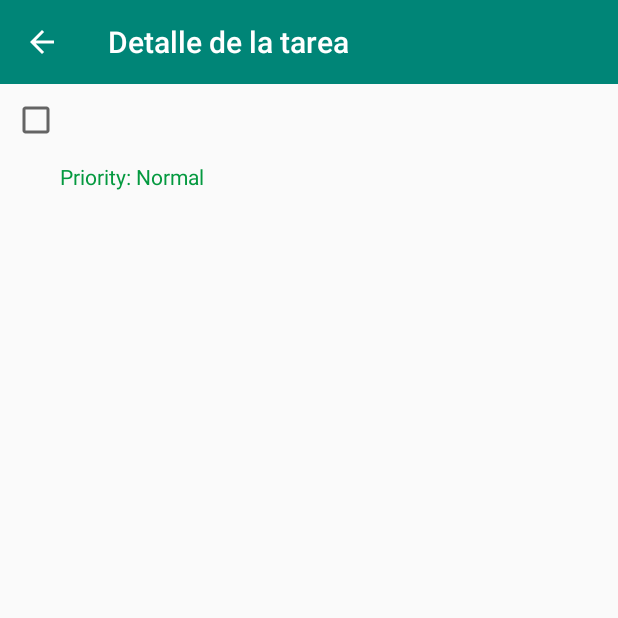
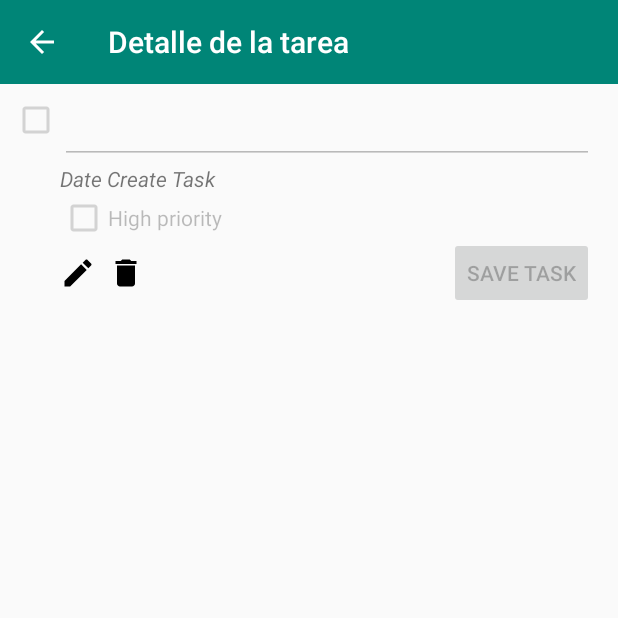
Before and after one commit to jffornieles/Keepcoding-VIII-ToDo, an Android app: the DetailActivity screen opened directly, with no data from a screen before it, on a phone screen of 412 x 824 dp, the top half of it. Run offline under Robolectric (Android 15) with nearby library versions, the phone set to English and light mode, and no system bars; our stand-ins replace Room's generated code; 1 statement that could not run was skipped.

Commit message:
Pass object Task parcelable to detail fragment

```diff
--- a/app/src/main/java/io/keepcoding/tareas/data/repository/FakeRepository.kt
+++ b/app/src/main/java/io/keepcoding/tareas/data/repository/FakeRepository.kt
@@ -4,6 +4,7 @@ import io.keepcoding.tareas.domain.TaskRepository
 import io.keepcoding.tareas.domain.model.Task
 import kotlinx.coroutines.runBlocking
 import org.threeten.bp.Instant
+import java.util.*
 
 class FakeRepository : TaskRepository {
 
@@ -36,4 +37,9 @@ class FakeRepository : TaskRepository {
         tasks[task.id] = task
     }
 
+    override suspend fun deleteTask(task: Task) {
+        tasks[task.id] = task
+    }
+
+
 }
--- a/app/src/main/java/io/keepcoding/tareas/data/repository/TaskRepositoryImpl.kt
+++ b/app/src/main/java/io/keepcoding/tareas/data/repository/TaskRepositoryImpl.kt
@@ -12,7 +12,6 @@ class TaskRepositoryImpl(
     private val taskMapper: TaskMapper,
     private val taskEntityMapper: TaskEntityMapper
 ) : TaskRepository {
-
     override suspend fun getAll(): List<Task> =
         taskDao.getAll()
                 .map { taskMapper.map(it) }
@@ -28,4 +27,9 @@ class TaskRepositoryImpl(
     override suspend fun updateTask(task: Task) {
         taskDao.update(taskEntityMapper.map(task))
     }
+
+    override suspend fun deleteTask(task: Task) {
+        taskDao.delete(taskEntityMapper.map(task))
+    }
+
 }
--- a/app/src/main/java/io/keepcoding/tareas/domain/TaskRepository.kt
+++ b/app/src/main/java/io/keepcoding/tareas/domain/TaskRepository.kt
@@ -12,4 +12,6 @@ interface TaskRepository {
 
     suspend fun updateTask(taskEntity: Task)
 
+    suspend fun deleteTask(taskEntity: Task)
+
 }
--- a/app/src/main/java/io/keepcoding/tareas/presentation/detail_task/DetailActivity.kt
+++ b/app/src/main/java/io/keepcoding/tareas/presentation/detail_task/DetailActivity.kt
@@ -5,6 +5,7 @@ import android.os.Bundle
 import android.view.MenuItem
 import androidx.appcompat.widget.Toolbar
 import io.keepcoding.tareas.R
+import io.keepcoding.tareas.domain.model.Task
 import io.keepcoding.tareas.presentation.detail_task.ui.detail.DetailFragment
 import kotlinx.android.synthetic.main.activity_main.*
 
@@ -17,10 +18,11 @@ class DetailActivity : AppCompatActivity() {
         if (savedInstanceState == null) {
 
             val fragment = DetailFragment()
-            val id = intent.getLongExtra("id", 0)
-
+            //val id = intent.getLongExtra("id", 0)
+            val task = intent.getParcelableExtra<Task>("task")
             val args = Bundle()
-            args.putLong("id", id)
+            //args.putLong("id", id)
+            args.putParcelable("task", task)
 
             fragment.arguments = args
 
--- a/app/src/main/java/io/keepcoding/tareas/presentation/detail_task/ui/detail/DetailFragment.kt
+++ b/app/src/main/java/io/keepcoding/tareas/presentation/detail_task/ui/detail/DetailFragment.kt
@@ -1,25 +1,35 @@
 package io.keepcoding.tareas.presentation.detail_task.ui.detail
 
-import android.graphics.Color
 import android.os.Bundle
+import android.util.Log
 import android.view.LayoutInflater
 import android.view.View
 import android.view.ViewGroup
-import android.widget.EditText
+import androidx.fragment.app.DialogFragment
 import androidx.fragment.app.Fragment
 import io.keepcoding.tareas.R
 import io.keepcoding.tareas.domain.model.Task
 import io.keepcoding.util.extensions.observe
 import io.keepcoding.util.extensions.setVisible
 import kotlinx.android.synthetic.main.detail_fragment.*
-import kotlinx.android.synthetic.main.item_task.*
-import kotlinx.android.synthetic.main.item_task.view.*
 import org.koin.android.viewmodel.ext.android.viewModel
 import java.text.SimpleDateFormat
 
-class DetailFragment : Fragment() {
+class DetailFragment : DialogFragment() {
+
+//    companion object {
+//        const val PARAM_TASK = "task"
+//
+//        fun newInstance(task: Task): DetailFragment =
+//            DetailFragment().apply {
+//                arguments = Bundle().apply {
+//                    putParcelable(PARAM_TASK, task)
+//                }
+//            }
+//    }
 
     val detailViewModel: DetailViewModel by viewModel()
+    var task: Task? = null
 
     override fun onCreateView(inflater: LayoutInflater, container: ViewGroup?,
                               savedInstanceState: Bundle?): View {
@@ -28,7 +38,15 @@ class DetailFragment : Fragment() {
 
     override fun onViewCreated(view: View, savedInstanceState: Bundle?) {
         super.onViewCreated(view, savedInstanceState)
+        task = arguments?.let {
+            it.getParcelable("task")
+        }
+        if (task == null) {
+            // dismiss()
+            Log.d("ToDo","Task is Null!!")
+        }
         bindState()
+        bindActions()
     }
 
     private fun bindState() {
@@ -42,33 +60,48 @@ class DetailFragment : Fragment() {
         }
     }
 
+    private fun bindActions() {
+        imageEdit.setOnClickListener {
+
+
+            checkPriorityDetail.isEnabled = true
+            contentTaskText.isEnabled = true
+            checkTaskCompleted.isEnabled = true
+            buttonSave.isEnabled = true
+
+            detailViewModel.updateTask(task!!)
+        }
+
+        imageDelete.setOnClickListener {
+            detailViewModel.deleteTask(task!!)
+        }
+    }
+
     private fun showDetails(task: Task?) {
 
-        contentTaskText.text = task?.content!!
+        task?.let {
+            contentTaskText.hint = it.content!!
 
-        val parser = SimpleDateFormat("yyyy-MM-dd'T'HH:mm:ss")
-        val formatter = SimpleDateFormat("dd/MM/yyyy HH:mm a")
-        val createAt = formatter.format(parser.parse(task.createdAt.toString()))
-        dateTaskText.text = createAt
+            val parser = SimpleDateFormat("yyyy-MM-dd'T'HH:mm:ss")
+            val formatter = SimpleDateFormat("dd/MM/yyyy HH:mm a")
+            val createAt = formatter.format(parser.parse(it.createdAt.toString()))
+            dateTaskText.text = createAt
 
-        if (task.isHighPriority) {
-            priorityTex.text = "Priority: High"
-            priorityTex.setTextColor(Color.parseColor("#ff0000"))
-        } else {
-            priorityTex.text = "Priority: Normal"
-            priorityTex.setTextColor(Color.parseColor("#04993f"))
-        }
+            if (it.isHighPriority) {
+                checkPriorityDetail.isChecked = true
+            }
 
-        if (task.isFinished) {
-            checkBox.isChecked = true
+            if (it.isFinished) {
+                checkTaskCompleted.isChecked = true
+            }
         }
 
     }
 
     override fun onResume() {
         super.onResume()
-        val id = arguments?.getLong("id", 0)
-        detailViewModel.loadTask(id!!)
+        // val id = arguments?.getLong("id", 0)
+        detailViewModel.loadTask(task?.id!!)
     }
 
     private fun onLoadingState(isLoading: Boolean) {
--- a/app/src/main/java/io/keepcoding/tareas/presentation/tasks/TasksAdapter.kt
+++ b/app/src/main/java/io/keepcoding/tareas/presentation/tasks/TasksAdapter.kt
@@ -54,10 +54,10 @@ class TasksAdapter(
 
                 if (task.isHighPriority) {
                     cardPriorityText.text = "Priority: High"
-                    cardPriorityText.setTextColor(Color.parseColor("#ff0000"))
+                    cardPriorityText.setTextColor(Color.RED) //parseColor("#ff0000"))
                 } else {
                     cardPriorityText.text = "Priority: Normal"
-                    cardPriorityText.setTextColor(Color.parseColor("#04993f"))
+                    cardPriorityText.setTextColor(Color.GREEN) //parseColor("#04993f"))
                 }
 
                 if (task.isFinished) {
--- /dev/null
+++ b/app/src/main/res/drawable/ic_delete.xml
@@ -0,0 +1,9 @@
+<vector xmlns:android="http://schemas.android.com/apk/res/android"
+        android:width="24dp"
+        android:height="24dp"
+        android:viewportWidth="24.0"
+        android:viewportHeight="24.0">
+    <path
+        android:fillColor="#FF000000"
+        android:pathData="M6,19c0,1.1 0.9,2 2,2h8c1.1,0 2,-0.9 2,-2V7H6v12zM19,4h-3.5l-1,-1h-5l-1,1H5v2h14V4z"/>
+</vector>
--- /dev/null
+++ b/app/src/main/res/drawable/ic_edit.xml
@@ -0,0 +1,9 @@
+<vector xmlns:android="http://schemas.android.com/apk/res/android"
+        android:width="24dp"
+        android:height="24dp"
+        android:viewportWidth="24.0"
+        android:viewportHeight="24.0">
+    <path
+        android:fillColor="#FF000000"
+        android:pathData="M3,17.25V21h3.75L17.81,9.94l-3.75,-3.75L3,17.25zM20.71,7.04c0.39,-0.39 0.39,-1.02 0,-1.41l-2.34,-2.34c-0.39,-0.39 -1.02,-0.39 -1.41,0l-1.83,1.83 3.75,3.75 1.83,-1.83z"/>
+</vector>
--- a/app/src/main/res/layout/detail_fragment.xml
+++ b/app/src/main/res/layout/detail_fragment.xml
@@ -7,17 +7,18 @@
     android:layout_width="match_parent"
     android:layout_height="match_parent">
 
-    <TextView
+    <EditText
             android:id="@+id/contentTaskText"
             android:layout_width="0dp"
             android:layout_height="wrap_content"
             android:layout_marginTop="8dp"
-        android:layout_marginEnd="8dp"
+            android:layout_marginEnd="16dp"
             android:textSize="18sp"
+            android:enabled="false"
             app:layout_constraintEnd_toEndOf="parent"
-        app:layout_constraintStart_toEndOf="@+id/checkBox"
+            app:layout_constraintStart_toEndOf="@+id/checkTaskCompleted"
             app:layout_constraintTop_toTopOf="parent"
-        tools:text="Content Task" />
+            tools:text="Content Task"/>
 
     <TextView
         android:id="@+id/dateTaskText"
@@ -45,23 +46,50 @@
         app:layout_constraintTop_toTopOf="parent"
         tools:visibility="visible" />
 
-    <TextView
-        android:id="@+id/priorityTex"
-        android:layout_width="0dp"
-        android:layout_height="wrap_content"
-        android:text="Task Priority"
-        app:layout_constraintEnd_toEndOf="@+id/dateTaskText"
-        app:layout_constraintStart_toStartOf="@+id/dateTaskText"
-        app:layout_constraintTop_toBottomOf="@+id/dateTaskText" />
-
     <CheckBox
-        android:id="@+id/checkBox"
+        android:id="@+id/checkTaskCompleted"
         android:layout_width="wrap_content"
         android:layout_height="wrap_content"
         android:layout_marginStart="8dp"
         android:layout_marginTop="8dp"
-        android:clickable="false"
+        android:enabled="false"
         app:layout_constraintStart_toStartOf="parent"
         app:layout_constraintTop_toTopOf="parent" />
 
+    <CheckBox
+        android:id="@+id/checkPriorityDetail"
+        android:layout_width="123dp"
+        android:layout_height="33dp"
+        android:text="High priority"
+        android:enabled="false"
+        app:layout_constraintStart_toStartOf="@+id/dateTaskText"
+        app:layout_constraintTop_toBottomOf="@+id/dateTaskText" />
+
+    <ImageView
+        android:id="@+id/imageEdit"
+        android:layout_width="wrap_content"
+        android:layout_height="wrap_content"
+        android:layout_marginTop="8dp"
+        android:clickable="true"
+        app:layout_constraintStart_toStartOf="@+id/checkPriorityDetail"
+        app:layout_constraintTop_toBottomOf="@+id/checkPriorityDetail"
+        app:srcCompat="@drawable/ic_edit" />
+
+    <ImageView
+        android:id="@+id/imageDelete"
+        android:layout_width="wrap_content"
+        android:layout_height="wrap_content"
+        android:layout_marginStart="8dp"
+        android:clickable="true"
+        app:layout_constraintStart_toEndOf="@+id/imageEdit"
+        app:layout_constraintTop_toTopOf="@+id/imageEdit"
+        app:srcCompat="@drawable/ic_delete" />
+    <Button
+            android:text="Save Task"
+            android:layout_width="wrap_content"
+            android:layout_height="wrap_content"
+            android:enabled="false"
+            android:id="@+id/buttonSave" app:layout_constraintEnd_toEndOf="@+id/dateTaskText"
+            app:layout_constraintBottom_toBottomOf="@+id/imageEdit" app:layout_constraintTop_toTopOf="@+id/imageEdit"/>
+
 </androidx.constraintlayout.widget.ConstraintLayout>
```
Also changed, not shown: app/src/main/java/io/keepcoding/tareas/data/repository/local/TaskDao.kt (+4 -4 lines), app/src/main/java/io/keepcoding/tareas/domain/model/Task.kt (+37 -1 lines), app/src/main/java/io/keepcoding/tareas/presentation/detail_task/ui/detail/DetailViewModel.kt (+12 -0 lines), app/src/main/java/io/keepcoding/tareas/presentation/tasks/TasksFragment.kt (+7 -1 lines). Lines whose indentation alone changed are shown as unchanged.
